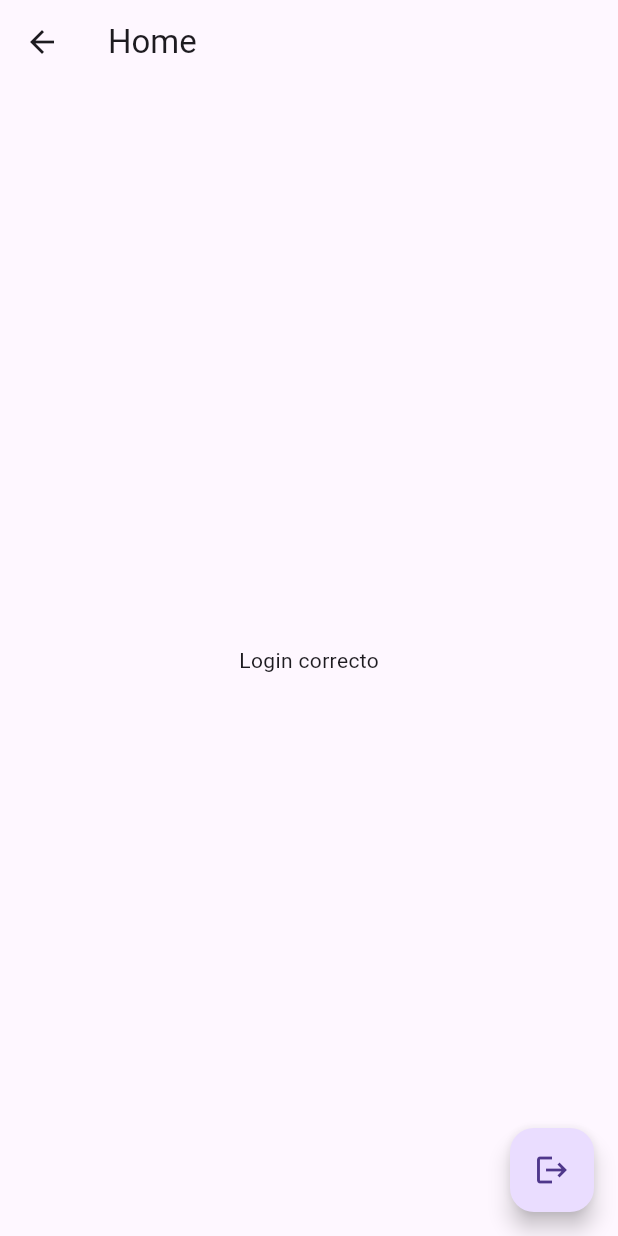
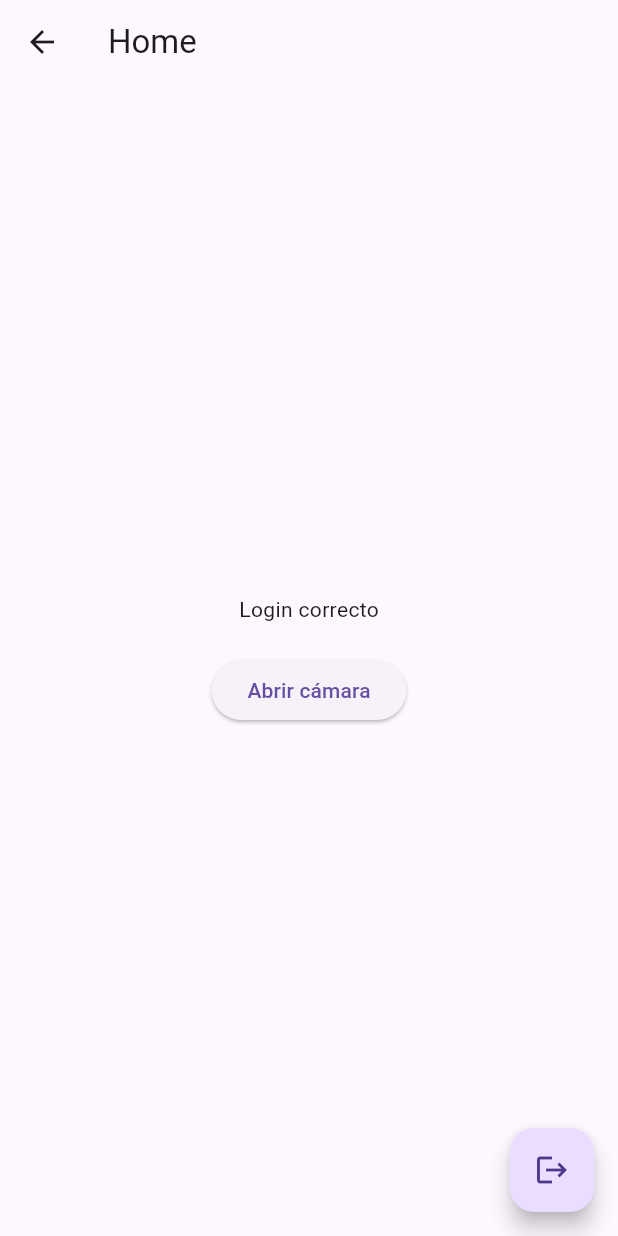
Before and after one commit to fmilram/fl_calculadora_ia, a Flutter app: the HomeScreen screen opened by its route, on a phone screen of 412 x 824 dp. Run offline on Flutter 3.47's test engine with Material 3 defaults, Android fonts, the light colour scheme and no system bars; our stand-ins replace camera, cloud_firestore, firebase_auth, firebase_core; accounts and stored records are empty.

Commit message:
CameraScreen Implementado

```diff
--- a/lib/main.dart
+++ b/lib/main.dart
@@ -4,6 +4,7 @@ import 'package:firebase_auth/firebase_auth.dart';
 import 'firebase_options.dart';
 import '/screens/fl_login_screen.dart';
 import '/screens/fl_home_screen.dart';
+import '/screens/fl_camera_screen.dart';
 
 void main() async {
   WidgetsFlutterBinding.ensureInitialized();
@@ -25,6 +26,7 @@ class MyApp extends StatelessWidget {
         '/auth': (context) => const AuthWrapper(),
         '/login': (context) => const LoginScreen(),
         '/home': (context) => const HomeScreen(),
+        '/camera': (context) => const CameraScreen(),
       },
     );
   }
--- a/lib/screens/fl_home_screen.dart
+++ b/lib/screens/fl_home_screen.dart
@@ -38,7 +38,22 @@ class HomeScreen extends StatelessWidget {
   Widget build(BuildContext context) {
     return Scaffold(
       appBar: AppBar(title: const Text('Home')),
-      body: const Center(child: Text('Login correcto')),
+      body: Center(
+        child: Column(
+          mainAxisAlignment: MainAxisAlignment.center,
+          children: [
+            const Text('Login correcto'),
+            const SizedBox(height: 20),
+
+            ElevatedButton(
+              onPressed: () {
+                Navigator.pushNamed(context, '/camera');
+              },
+              child: const Text('Abrir cámara'),
+            ),
+          ],
+        ),
+      ),
       floatingActionButton: FloatingActionButton(
         onPressed: () => _cerrarSesion(context),
         child: const Icon(Icons.logout),
--- a/pubspec.yaml
+++ b/pubspec.yaml
@@ -37,6 +37,7 @@ dependencies:
   firebase_core: ^4.5.0
   firebase_auth: ^6.2.0
   cloud_firestore: ^6.1.3
+  camera: ^0.12.0+1
 
 dev_dependencies:
   flutter_test:
```
Also changed, not shown: lib/screens/fl_camera_screen.dart (added, +76 -0 lines), pubspec.lock, 2 other files.
